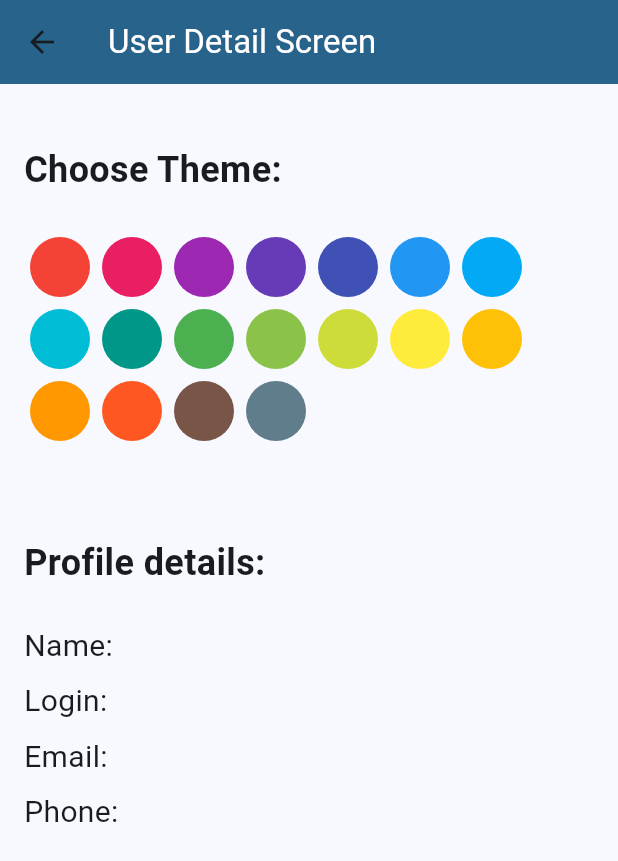
After one commit to fix1t/but-itu-cartrack, a Flutter app: the UserDetailScreen screen opened by its route, on a phone screen of 412 x 824 dp. The commit adds this screen. Shown: the top 861 px of the screen. Run offline on Flutter 3.47's test engine with Material 3 defaults, Android fonts, the phone set to English and light mode, and no system bars; our stand-ins replace firebase_core, firebase_database; accounts and stored records are empty.

Commit message:
color themes change and showing userDetail

```diff
--- a/lib/main.dart
+++ b/lib/main.dart
@@ -1,6 +1,8 @@
 import 'package:firebase_core/firebase_core.dart';
 import 'package:firebase_database/firebase_database.dart';
 import 'package:flutter/material.dart';
+import 'package:provider/provider.dart';
+import 'package:itu_cartrack/src/widgets/theme_provider.dart';
 import 'package:itu_cartrack/src/controller/login_controller.dart';
 import 'package:itu_cartrack/src/controller/user_controller.dart';
 import 'package:itu_cartrack/src/model/car.dart';
@@ -14,6 +16,7 @@ import 'package:itu_cartrack/src/view/login_screen.dart';
 import 'package:itu_cartrack/src/view/car_expense_screen.dart';
 import 'package:itu_cartrack/src/widgets/car_navbar.dart';
 import 'package:itu_cartrack/src/view/car_notes_screen.dart';
+import 'package:itu_cartrack/src/view/user_detail_screen.dart';
 
 import 'firebase_options.dart';
 
@@ -32,18 +35,22 @@ void main() async {
   final UserController userController = UserController();
   final LoginController loginController = LoginController();
 
-  runApp(MyApp());
+  runApp(ChangeNotifierProvider(
+    create: (context) => ThemeProvider(
+      ThemeData(colorScheme: ColorScheme.fromSeed(seedColor: Colors.lightBlue)),
+    ),
+    child: MyApp(),
+  ));
 }
 
 class MyApp extends StatelessWidget {
-  MyApp();
-
   @override
   Widget build(BuildContext context) {
+    final themeProvider = Provider.of<ThemeProvider>(context);
+
     return MaterialApp(
       title: 'Car Track',
-      theme: ThemeData(
-          colorScheme: ColorScheme.fromSeed(seedColor: Colors.lightBlue)),
+      theme: themeProvider.themeData,
       initialRoute: '/login',
       routes: {
         '/': (context) => TabManager(), // car list
@@ -51,7 +58,7 @@ class MyApp extends StatelessWidget {
         '/login': (context) => LoginScreen(), // company link + choose user
 
         // '/user/list': (context) => UserListScreen(), // list of users ??? needed?
-        // '/user/detail': (context) => UserListScreen(), // show user details
+         '/user/detail': (context) => UserDetailScreen(), // show user details
         // '/user/edit': (context) => UserListScreen(), // edit user details + add user
         //
         '/car': (context) => CarListScreen(), // LIST of cars + mark favorite!
--- a/lib/src/view/car_list_screen.dart
+++ b/lib/src/view/car_list_screen.dart
@@ -14,10 +14,19 @@ class CarListScreen extends StatelessWidget {
   Widget build(BuildContext context) {
     var theme = Theme.of(context);
     return Scaffold(
-      appBar: AppBar(
-        title: Text('Car List'),
-        backgroundColor: theme.colorScheme.secondary,
-      ),
+        appBar: AppBar(
+            title: Text('Car List'),
+            backgroundColor: theme.colorScheme.secondary,
+            actions: <Widget>[
+                IconButton(
+                    icon: Icon(Icons.settings, color: theme.colorScheme.onSecondary),
+                    onPressed: () {
+                      // Navigate to UserDetailScreen when the button is pressed
+                      Navigator.pushNamed(context, '/user/detail');
+                    },
+                ),
+            ],
+        ),
       body: StreamBuilder<List<Car>>(
         stream: carController.cars,
         builder: (context, snapshot) {
--- /dev/null
+++ b/lib/src/view/user_detail_screen.dart
@@ -0,0 +1,68 @@
+import 'package:flutter/material.dart';
+import 'package:provider/provider.dart';
+import 'package:itu_cartrack/src/controller/login_controller.dart';
+import 'package:itu_cartrack/src/widgets/theme_provider.dart';
+
+class UserDetailScreen extends StatelessWidget {
+  UserDetailScreen();
+
+  @override
+  Widget build(BuildContext context) {
+    final user = LoginController().getCurrentUser();
+    final ThemeData theme = Theme.of(context);
+
+    // Function to change the theme color
+    void changeColor(Color color) {
+      // Access the ThemeProvider and set the new color scheme
+      Provider.of<ThemeProvider>(context, listen: false).updateTheme(
+        ColorScheme.fromSeed(seedColor: color),
+      );
+    }
+
+    return Scaffold(
+      appBar: AppBar(
+        title: Text('User Detail Screen', style: TextStyle(color: theme.colorScheme.onSecondary)),
+        backgroundColor: theme.colorScheme.primary,
+      ),
+      body: user == null
+          ? Center(child: Text('No user logged in'))
+          : ListView(
+        padding: const EdgeInsets.all(16.0),
+        children: <Widget>[
+          // Color palette picker
+          SizedBox(height: 24), // Space between color picker and details
+          Text('Choose Theme:', style: TextStyle(fontSize: 24, fontWeight: FontWeight.bold)),
+          SizedBox(height: 24),
+          Wrap(
+            children: List<Widget>.generate(
+              Colors.primaries.length,
+                  (index) {
+                return GestureDetector(
+                  onTap: () => changeColor(Colors.primaries[index]),
+                  child: Padding(
+                    padding: const EdgeInsets.all(4.0),
+                    child: CircleAvatar(
+                      backgroundColor: Colors.primaries[index],
+                      radius: 20,
+                    ),
+                  ),
+                );
+              },
+            ),
+          ),
+          SizedBox(height: 60), // Space between color picker and details
+          Text('Profile details:', style: TextStyle(fontSize: 24, fontWeight: FontWeight.bold)),
+          SizedBox(height: 24), // Space between color picker and details
+          Text('Name: ${user.name}', style: TextStyle(fontSize: 20)),
+          SizedBox(height: 8),
+          Text('Login: ${user.login}', style: TextStyle(fontSize: 20)),
+          SizedBox(height: 8),
+          Text('Email: ${user.email}', style: TextStyle(fontSize: 20)),
+          SizedBox(height: 8),
+          Text('Phone: ${user.phoneNumber}', style: TextStyle(fontSize: 20)),
+          // Add more user detail widgets here
+        ],
+      ),
+    );
+  }
+}
--- /dev/null
+++ b/lib/src/widgets/theme_provider.dart
@@ -0,0 +1,14 @@
+import 'package:flutter/material.dart';
+
+class ThemeProvider with ChangeNotifier {
+  ThemeData _themeData;
+
+  ThemeProvider(this._themeData);
+
+  ThemeData get themeData => _themeData;
+
+  void updateTheme(ColorScheme colorScheme) {
+    _themeData = ThemeData(colorScheme: colorScheme);
+    notifyListeners();
+  }
+}
--- a/pubspec.yaml
+++ b/pubspec.yaml
@@ -33,6 +33,7 @@ dependencies:
   firebase_core: ^2.21.0
   firebase_database: ^10.3.3
   url_launcher: ^6.2.2
+  provider: ^6.1.1
 
 
   # The following adds the Cupertino Icons font to your application.
```
Also changed, not shown: lib/src/view/user_edit_screen.dart (deleted), pubspec.lock.
